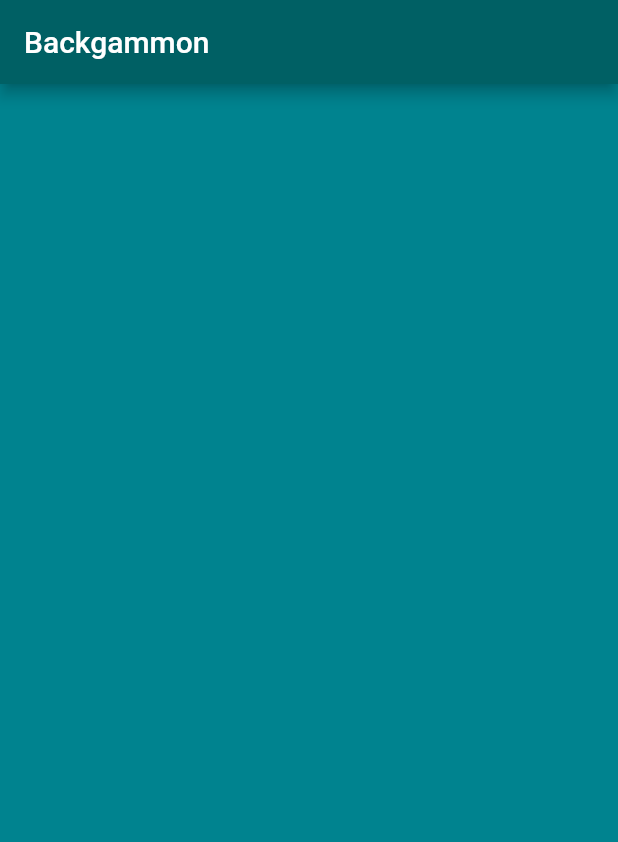
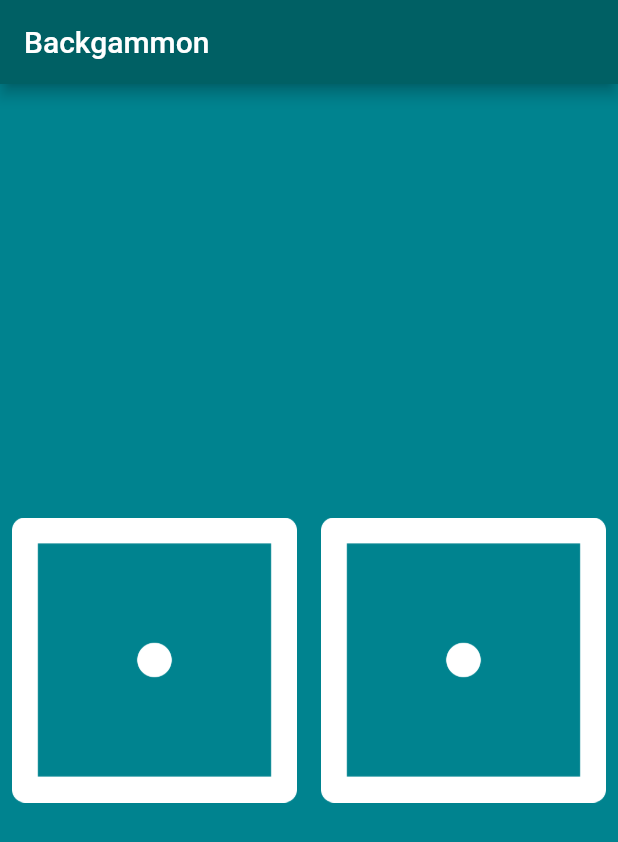
Before and after one commit to bawar-wss/backgammon_dice, a Flutter app: the screen it shows after launch, on a phone screen of 412 x 824 dp. Shown: the top 842 px of the screen. Run offline on Flutter 3.47's test engine with Material 2 defaults, Android fonts, the light colour scheme and no system bars.

Commit message:
Adding math library

```diff
--- a/lib/dice.dart
+++ b/lib/dice.dart
@@ -1,10 +1,45 @@
 import 'package:flutter/material.dart';
+import 'dart:math';
 
-class DicePage extends StatelessWidget {
+class DicePage extends StatefulWidget {
   const DicePage({super.key});
 
   @override
+  State<DicePage> createState() => _DicePageState();
+}
+
+class _DicePageState extends State<DicePage> {
+  int leftNum = 1;
+  int rightNum = 1;
+  @override
   Widget build(BuildContext context) {
-    return Container();
+    return SafeArea(
+      child: Center(
+        child: Row(
+          children: [
+            Expanded(
+              child: TextButton(
+                onPressed: () {
+                  setState(() {
+                    leftNum = Random().nextInt(6) + 1;
+                  });
+                },
+                child: Image.asset('assets/images/dice$leftNum.png'),
+              ),
+            ),
+            Expanded(
+              child: TextButton(
+                onPressed: () {
+                  setState(() {
+                    rightNum = Random().nextInt(6) + 1;
+                  });
+                },
+                child: Image.asset('assets/images/dice$rightNum.png'),
+              ),
+            ),
+          ],
+        ),
+      ),
+    );
   }
 }
--- a/lib/main.dart
+++ b/lib/main.dart
@@ -4,6 +4,7 @@ import 'package:flutter/material.dart';
 void main() {
   runApp(
     MaterialApp(
+      debugShowCheckedModeBanner: false,
       home: Scaffold(
         backgroundColor: Colors.cyan.shade800,
         appBar: AppBar(
--- a/pubspec.yaml
+++ b/pubspec.yaml
@@ -59,9 +59,8 @@ flutter:
   uses-material-design: true
 
   # To add assets to your application, add an assets section, like this:
-  # assets:
-  #   - images/a_dot_burr.jpeg
-  #   - images/a_dot_ham.jpeg
+  assets:
+    - assets/images/
 
   # An image asset can refer to one or more resolution-specific "variants", see
   # https://flutter.dev/assets-and-images/#resolution-aware
```
Also changed, not shown: assets/images/dice1.png (added), assets/images/dice2.png (added), assets/images/dice3.png (added), assets/images/dice4.png (added), assets/images/dice5.png (added), assets/images/dice6.png (added).
